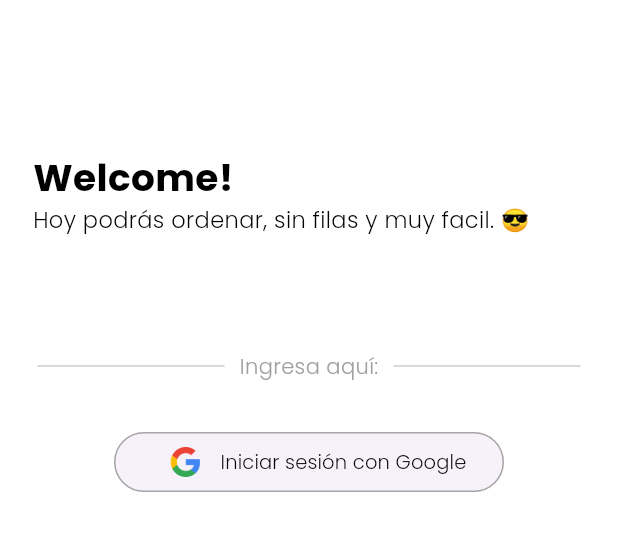
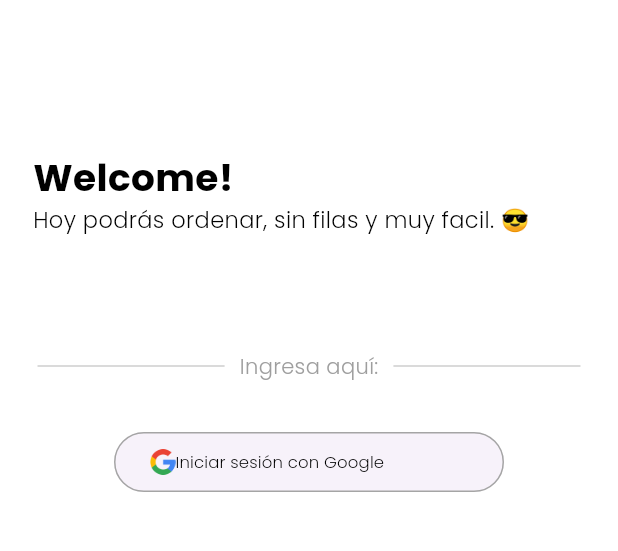
Before and after one commit to thereallexluttor/orderly_app, a Flutter app: the screen it shows after launch, after a tap on "Iniciar sesión con Google", on a phone screen of 412 x 824 dp, the part 450-1001 px from its top. Run offline on Flutter 3.47's test engine with Material 3 defaults, Android fonts, the light colour scheme and no system bars; our stand-ins replace cached_network_image, carousel_slider, cloud_firestore, firebase_auth, firebase_core, flutter_form_builder and 5 more; missing offline and left inert: flutter_polyline_points; accounts and stored records are empty; network calls fail.

Commit message:
localization implementation

```diff
--- a/lib/signin_signup/1stscreen_logandsign.dart
+++ b/lib/signin_signup/1stscreen_logandsign.dart
@@ -4,12 +4,14 @@ import 'package:flutter/material.dart';
 import 'package:google_sign_in/google_sign_in.dart';
 import 'dart:async';
 import 'package:firebase_auth/firebase_auth.dart';
+import 'package:cloud_firestore/cloud_firestore.dart';
+
 class logandsign extends StatelessWidget {
-  const logandsign({super.key});
+  const logandsign({Key? key});
 
   @override
   Widget build(BuildContext context) {
-    return  Scaffold(
+    return Scaffold(
       backgroundColor: Colors.white,
       body: SafeArea(
         child: SingleChildScrollView(
@@ -17,10 +19,8 @@ class logandsign extends StatelessWidget {
             crossAxisAlignment: CrossAxisAlignment.start,
             children: [
               SizedBox(height: 100),
-
               const Center(
                 child: Image(
-
                   image: AssetImage("lib/images/logos/orderly_icon3.png"),
                   height: 200,
                   width: 200,
@@ -36,7 +36,7 @@ class logandsign extends StatelessWidget {
                   style: TextStyle(
                     color: Colors.black,
                     fontSize: 15,
-                    fontFamily: "Poppins-L"
+                    fontFamily: "Poppins-L",
                   ),
                 ),
               ),
@@ -44,7 +44,7 @@ class logandsign extends StatelessWidget {
               const SizedBox(height: 30),
               const SizedBox(height: 3),
               const Padding(
-                padding: const EdgeInsets.symmetric(horizontal: 25.0),
+                padding: EdgeInsets.symmetric(horizontal: 25.0),
                 child: Row(
                   children: [
                     Expanded(
@@ -54,12 +54,12 @@ class logandsign extends StatelessWidget {
                       ),
                     ),
                     Padding(
-                      padding: const EdgeInsets.symmetric(horizontal: 10.0),
+                      padding: EdgeInsets.symmetric(horizontal: 10.0),
                       child: Text(
                         'Ingresa aquí:',
                         style: TextStyle(
                           color: Colors.grey,
-                          fontFamily: "Poppins-L"
+                          fontFamily: "Poppins-L",
                         ),
                       ),
                     ),
@@ -77,21 +77,22 @@ class logandsign extends StatelessWidget {
                 mainAxisAlignment: MainAxisAlignment.center,
                 children: [
                   ElevatedButton(
-                      onPressed: (){
+                    onPressed: () {
                       signInWithGoogle();
                     },
                     style: ElevatedButton.styleFrom(
-                        fixedSize: const Size(260, 30),
+                      fixedSize: const Size(260, 33),
                       elevation: 0,
-                        side: const BorderSide(color: Color.fromARGB(255, 165, 165, 165)),
+                      side:
+                          const BorderSide(color: Color.fromARGB(255, 165, 165, 165)),
                     ),
                     child: const Row(
                       children: [
                         // La imagen del botón
                         Image(
                           image: AssetImage('lib/images/icons/google.png'),
-                          width: 47, // Ajusta el tamaño según sea necesario
-                          height: 20,
+                          width: 17, // Ajusta el tamaño según sea necesario
+                          height: 25,
                         ),
 
                         // Agrega un espacio entre la imagen y el texto
@@ -102,46 +103,56 @@ class logandsign extends StatelessWidget {
                             'Iniciar sesión con Google',
                             style: TextStyle(
                               // Define el estilo del texto según tus preferencias
-                              fontSize: 13,
+                              fontSize: 11,
                               color: Colors.black,
-                              fontFamily: "Poppins-L"
+                              fontFamily: "Poppins-L",
                             ),
                           ),
                         ),
-
-
                       ],
                     ),
                   )
                 ],
               )
+            ],
+          ),
+        ),
+      ),
+    );
+  }
 
-            ],),),),
-    );
-
-  }
   signInWithGoogle() async {
     GoogleSignInAccount? googleUser = await GoogleSignIn().signIn();
     GoogleSignInAuthentication? googleAuth = await googleUser?.authentication;
 
     AuthCredential credential = GoogleAuthProvider.credential(
-      accessToken: googleAuth?.accessToken,
-      idToken: googleAuth?.idToken
-    );
+        accessToken: googleAuth?.accessToken, idToken: googleAuth?.idToken);
 
-    UserCredential userCredential = await FirebaseAuth.instance.signInWithCredential(credential);
+    UserCredential userCredential =
+        await FirebaseAuth.instance.signInWithCredential(credential);
     // ignore: avoid_print
     print(userCredential.user?.displayName);
+
+    // Crear un usuario en Firestore
+    if (userCredential.user != null) {
+      FirebaseFirestore.instance
+          .collection('Orderly')
+          .doc('Users')
+          .collection('users')
+          .doc(userCredential.user!.uid)
+          .set({
+        'displayName': userCredential.user!.displayName,
+        'email': userCredential.user!.email,
+        // Puedes agregar más campos aquí si lo deseas
+      });
+    }
+  }
 }
 
-}
-
-
 class TextChangingWidget extends StatefulWidget {
-  const TextChangingWidget({super.key});
+  const TextChangingWidget({Key? key});
 
   @override
-  // ignore: library_private_types_in_public_api
   _TextChangingWidgetState createState() => _TextChangingWidgetState();
 }
 
@@ -169,7 +180,7 @@ class _TextChangingWidgetState extends State<TextChangingWidget> {
         style: const TextStyle(
           color: Colors.black,
           fontSize: 25,
-          fontFamily: "Poppins-Bold"
+          fontFamily: "Poppins-Bold",
         ),
       ),
     );
--- a/pubspec.yaml
+++ b/pubspec.yaml
@@ -47,6 +47,10 @@ dependencies:
   carousel_slider: ^4.2.1
   cached_network_image: ^3.3.1
   permission_handler: ^11.3.1
+  url_launcher: ^6.2.5
+  google_maps_flutter: ^2.6.0
+  image: ^4.1.7
+  flutter_polyline_points: ^2.0.0
 
 dev_dependencies:
   flutter_test:
```
Also changed, not shown: lib/HomePage/HomePage.dart (+135 -96 lines), pubspec.lock, 5 other files. Lines whose indentation alone changed are shown as unchanged.
